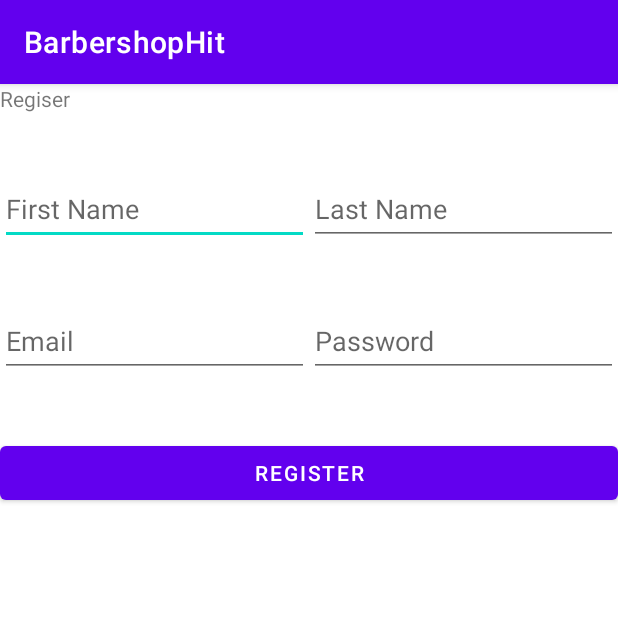
After one commit to saargold/barberhit, an Android app: the UserRegister screen opened directly, with no data from a screen before it, on a phone screen of 412 x 824 dp, the top half of it. The commit adds this screen. Run offline under Robolectric (Android 15) with nearby library versions, the phone set to English and light mode, and no system bars.

Commit message:
create user register

```diff
--- a/app/src/main/AndroidManifest.xml
+++ b/app/src/main/AndroidManifest.xml
@@ -12,6 +12,13 @@
         android:supportsRtl="true"
         android:theme="@style/Theme.BarbershopHit"
         tools:targetApi="31">
+        <activity
+            android:name=".UserRegister"
+            android:exported="false">
+            <meta-data
+                android:name="android.app.lib_name"
+                android:value="" />
+        </activity>
         <activity
             android:name=".MainActivity"
             android:exported="true">
--- a/app/src/main/java/com/example/barbershophit/MainActivity.java
+++ b/app/src/main/java/com/example/barbershophit/MainActivity.java
@@ -2,7 +2,10 @@ package com.example.barbershophit;
 
 import androidx.appcompat.app.AppCompatActivity;
 
+import android.content.Intent;
 import android.os.Bundle;
+import android.view.View;
+import android.widget.Button;
 
 public class MainActivity extends AppCompatActivity {
 
@@ -10,5 +13,16 @@ public class MainActivity extends AppCompatActivity {
     protected void onCreate(Bundle savedInstanceState) {
         super.onCreate(savedInstanceState);
         setContentView(R.layout.activity_main);
+
+        Button click = findViewById(R.id.button2);
+        click.setOnClickListener(new View.OnClickListener() {
+            @Override
+            public void onClick(View view) {
+                Intent intent = new Intent(getApplicationContext(), UserRegister.class);
+                startActivity(intent);
+            }
+        });
+
     }
+
 }
--- /dev/null
+++ b/app/src/main/java/com/example/barbershophit/UserRegister.java
@@ -0,0 +1,39 @@
+package com.example.barbershophit;
+
+import androidx.appcompat.app.AppCompatActivity;
+
+import android.os.Bundle;
+import android.text.Editable;
+import android.view.View;
+import android.widget.Button;
+import android.widget.EditText;
+
+public class UserRegister extends AppCompatActivity {
+
+    Button register;
+    EditText email, firstName, lastName, password;
+
+
+    @Override
+    protected void onCreate(Bundle savedInstanceState) {
+        super.onCreate(savedInstanceState);
+        setContentView(R.layout.activity_user_register);
+
+        register = findViewById(R.id.buttonRegister);
+        email = findViewById(R.id.editTextEmail);
+        password = findViewById(R.id.editTextPassword);
+        firstName = findViewById(R.id.editTextFirstName);
+        lastName = findViewById(R.id.editTextLastName);
+
+        register.setOnClickListener(new View.OnClickListener() {
+            @Override
+            public void onClick(View view) {
+                System.out.println(firstName.getText().toString());
+                System.out.println(lastName.getText().toString());
+                System.out.println(email.getText().toString());
+                System.out.println(password.getText().toString());
+            }
+        });
+
+    }
+}
--- /dev/null
+++ b/app/src/main/res/layout/activity_user_register.xml
@@ -0,0 +1,76 @@
+<?xml version="1.0" encoding="utf-8"?>
+<LinearLayout xmlns:android="http://schemas.android.com/apk/res/android"
+    xmlns:app="http://schemas.android.com/apk/res-auto"
+    xmlns:tools="http://schemas.android.com/tools"
+    android:id="@+id/registerText"
+    android:layout_width="match_parent"
+    android:layout_height="match_parent"
+    android:orientation="vertical"
+    tools:context=".UserRegister">
+
+    <TextView
+        android:id="@+id/textView"
+        android:layout_width="match_parent"
+        android:layout_height="wrap_content"
+        android:text="Regiser" />
+
+    <LinearLayout
+        android:layout_width="match_parent"
+        android:layout_height="wrap_content"
+        android:layout_marginTop="40dp">
+
+        <EditText
+            android:id="@+id/editTextFirstName"
+            android:layout_width="match_parent"
+            android:layout_height="wrap_content"
+            android:layout_weight="1"
+            android:ems="10"
+            android:hint="First Name"
+            android:inputType="textPersonName"
+            android:minHeight="48dp" />
+
+        <EditText
+            android:id="@+id/editTextLastName"
+            android:layout_width="match_parent"
+            android:layout_height="wrap_content"
+            android:layout_weight="1"
+            android:ems="10"
+            android:hint="Last Name"
+            android:inputType="textPersonName"
+            android:minHeight="48dp" />
+
+    </LinearLayout>
+
+    <LinearLayout
+        android:layout_width="match_parent"
+        android:layout_height="wrap_content"
+        android:layout_marginTop="40dp">
+
+        <EditText
+            android:id="@+id/editTextEmail"
+            android:layout_width="wrap_content"
+            android:layout_height="wrap_content"
+            android:layout_weight="1"
+            android:ems="10"
+            android:hint="Email"
+            android:inputType="textEmailAddress"
+            android:minHeight="48dp" />
+
+        <EditText
+            android:id="@+id/editTextPassword"
+            android:layout_width="wrap_content"
+            android:layout_height="wrap_content"
+            android:layout_weight="1"
+            android:ems="10"
+            android:hint="Password"
+            android:inputType="textPassword"
+            android:minHeight="48dp" />
+    </LinearLayout>
+
+    <Button
+        android:id="@+id/buttonRegister"
+        android:layout_width="match_parent"
+        android:layout_height="wrap_content"
+        android:layout_marginTop="40dp"
+        android:text="Register" />
+</LinearLayout>
```
